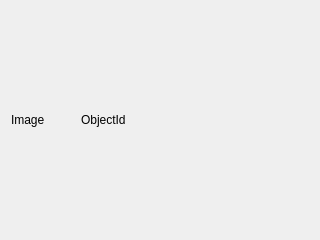
First picture: the form in source/annotator/source/object/selectedobject.ui, repository annotatorproject/annotator, before the edit.
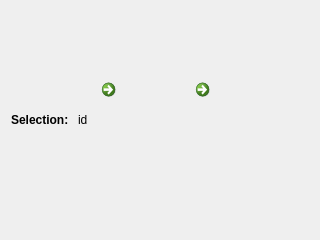
Second picture: the form after the edit.

Commit message: edit selection preview, jump to frames

```diff
--- a/source/annotator/source/object/selectedobject.ui
+++ b/source/annotator/source/object/selectedobject.ui
@@ -15,7 +15,30 @@
   </property>
   <layout class="QHBoxLayout" name="horizontalLayout">
    <item>
-    <widget class="QLabel" name="imageLabel">
+    <widget class="QLabel" name="label">
+     <property name="font">
+      <font>
+       <weight>75</weight>
+       <bold>true</bold>
+      </font>
+     </property>
+     <property name="text">
+      <string>Selection: </string>
+     </property>
+    </widget>
+   </item>
+   <item>
+    <widget class="QLabel" name="objectIdLabel">
+     <property name="toolTip">
+      <string>&lt;html&gt;&lt;head/&gt;&lt;body&gt;&lt;p&gt;object id&lt;/p&gt;&lt;/body&gt;&lt;/html&gt;</string>
+     </property>
+     <property name="text">
+      <string>id</string>
+     </property>
+    </widget>
+   </item>
+   <item>
+    <widget class="QCommandLinkButton" name="commandLinkButtonFirst">
      <property name="sizePolicy">
       <sizepolicy hsizetype="Fixed" vsizetype="Fixed">
        <horstretch>0</horstretch>
@@ -23,28 +46,71 @@
       </sizepolicy>
      </property>
      <property name="minimumSize">
+      <size>
+       <width>64</width>
+       <height>64</height>
+      </size>
+     </property>
+     <property name="maximumSize">
+      <size>
+       <width>96</width>
+       <height>96</height>
+      </size>
+     </property>
+     <property name="toolTip">
+      <string>&lt;html&gt;&lt;head/&gt;&lt;body&gt;&lt;p&gt;first annotation&lt;/p&gt;&lt;/body&gt;&lt;/html&gt;</string>
+     </property>
+     <property name="text">
+      <string/>
+     </property>
+    </widget>
+   </item>
+   <item>
+    <widget class="QCommandLinkButton" name="commandLinkButtonLast">
+     <property name="sizePolicy">
+      <sizepolicy hsizetype="Fixed" vsizetype="Fixed">
+       <horstretch>0</horstretch>
+       <verstretch>0</verstretch>
+      </sizepolicy>
+     </property>
+     <property name="minimumSize">
+      <size>
+       <width>64</width>
+       <height>64</height>
+      </size>
+     </property>
+     <property name="maximumSize">
+      <size>
+       <width>96</width>
+       <height>96</height>
+      </size>
+     </property>
+     <property name="toolTip">
+      <string>&lt;html&gt;&lt;head/&gt;&lt;body&gt;&lt;p&gt;last annotation&lt;/p&gt;&lt;/body&gt;&lt;/html&gt;</string>
+     </property>
+     <property name="text">
+      <string/>
+     </property>
+     <property name="iconSize">
       <size>
        <width>32</width>
        <height>32</height>
       </size>
      </property>
-     <property name="maximumSize">
-      <size>
-       <width>64</width>
-       <height>64</height>
-      </size>
-     </property>
-     <property name="text">
-      <string>Image</string>
-     </property>
     </widget>
    </item>
    <item>
-    <widget class="QLabel" name="objectIdLabel">
-     <property name="text">
-      <string>ObjectId</string>
+    <spacer name="horizontalSpacer">
+     <property name="orientation">
+      <enum>Qt::Horizontal</enum>
      </property>
-    </widget>
+     <property name="sizeHint" stdset="0">
+      <size>
+       <width>40</width>
+       <height>20</height>
+      </size>
+     </property>
+    </spacer>
    </item>
   </layout>
  </widget>
```
The commit also changes 7 other files.
